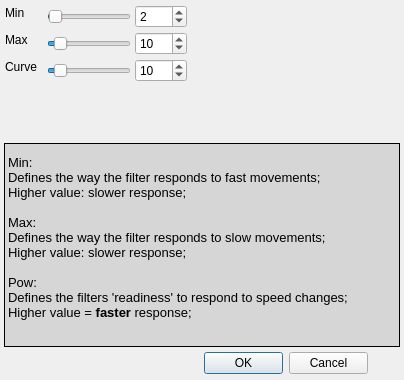
First picture: the form in ftnoir_filter_ewma2/ftnoir_ewma_filtercontrols.ui, repository opentrack/opentrack, before the edit.
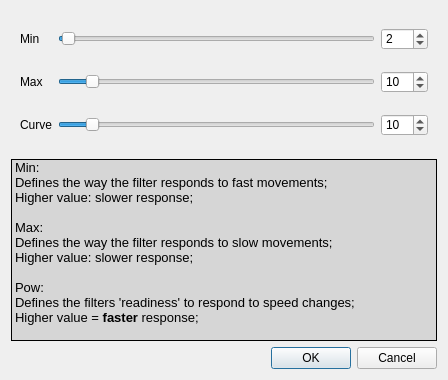
Second picture: the form after the edit. Icons and pictures are not drawn.

Commit message: add ui layouts for legibility's sake

Patch:
```diff
--- a/ftnoir_filter_ewma2/ftnoir_ewma_filtercontrols.ui
+++ b/ftnoir_filter_ewma2/ftnoir_ewma_filtercontrols.ui
@@ -9,16 +9,10 @@
    <rect>
     <x>0</x>
     <y>0</y>
-    <width>404</width>
+    <width>448</width>
     <height>380</height>
    </rect>
   </property>
-  <property name="minimumSize">
-   <size>
-    <width>0</width>
-    <height>380</height>
-   </size>
-  </property>
   <property name="windowTitle">
    <string>EWMA2 filter settings</string>
   </property>
@@ -35,43 +29,240 @@
   <property name="styleSheet">
    <string notr="true"/>
   </property>
-  <widget class="QDialogButtonBox" name="buttonBox">
-   <property name="geometry">
-    <rect>
-     <x>204</x>
-     <y>351</y>
-     <width>164</width>
-     <height>25</height>
-    </rect>
-   </property>
-   <property name="standardButtons">
-    <set>QDialogButtonBox::Cancel|QDialogButtonBox::Ok</set>
-   </property>
-  </widget>
-  <widget class="QLabel" name="label_4">
-   <property name="geometry">
-    <rect>
-     <x>4</x>
-     <y>143</y>
-     <width>396</width>
-     <height>204</height>
-    </rect>
-   </property>
-   <property name="minimumSize">
-    <size>
-     <width>0</width>
-     <height>0</height>
-    </size>
-   </property>
-   <property name="styleSheet">
-    <string notr="true">background-color: rgb(214, 214, 214);
+  <layout class="QVBoxLayout" name="verticalLayout">
+   <item>
+    <widget class="QFrame" name="frame">
+     <layout class="QGridLayout" name="gridLayout_2">
+      <property name="topMargin">
+       <number>2</number>
+      </property>
+      <property name="bottomMargin">
+       <number>2</number>
+      </property>
+      <item row="0" column="0">
+       <widget class="QLabel" name="lblInvert1_6">
+        <property name="sizePolicy">
+         <sizepolicy hsizetype="Preferred" vsizetype="Maximum">
+          <horstretch>0</horstretch>
+          <verstretch>0</verstretch>
+         </sizepolicy>
+        </property>
+        <property name="minimumSize">
+         <size>
+          <width>0</width>
+          <height>0</height>
+         </size>
+        </property>
+        <property name="styleSheet">
+         <string notr="true"/>
+        </property>
+        <property name="text">
+         <string>Min</string>
+        </property>
+       </widget>
+      </item>
+      <item row="0" column="1">
+       <widget class="QSlider" name="minSmooth">
+        <property name="sizePolicy">
+         <sizepolicy hsizetype="MinimumExpanding" vsizetype="Preferred">
+          <horstretch>0</horstretch>
+          <verstretch>0</verstretch>
+         </sizepolicy>
+        </property>
+        <property name="minimum">
+         <number>1</number>
+        </property>
+        <property name="maximum">
+         <number>100</number>
+        </property>
+        <property name="pageStep">
+         <number>5</number>
+        </property>
+        <property name="value">
+         <number>2</number>
+        </property>
+        <property name="orientation">
+         <enum>Qt::Horizontal</enum>
+        </property>
+        <property name="tickPosition">
+         <enum>QSlider::NoTicks</enum>
+        </property>
+       </widget>
+      </item>
+      <item row="0" column="2">
+       <widget class="QSpinBox" name="spinMinSmooth">
+        <property name="sizePolicy">
+         <sizepolicy hsizetype="Maximum" vsizetype="Preferred">
+          <horstretch>0</horstretch>
+          <verstretch>0</verstretch>
+         </sizepolicy>
+        </property>
+        <property name="styleSheet">
+         <string notr="true">background:none;</string>
+        </property>
+        <property name="minimum">
+         <number>1</number>
+        </property>
+        <property name="maximum">
+         <number>120</number>
+        </property>
+        <property name="singleStep">
+         <number>5</number>
+        </property>
+        <property name="value">
+         <number>2</number>
+        </property>
+       </widget>
+      </item>
+      <item row="1" column="0">
+       <widget class="QLabel" name="lblInvert1_7">
+        <property name="sizePolicy">
+         <sizepolicy hsizetype="Preferred" vsizetype="Maximum">
+          <horstretch>0</horstretch>
+          <verstretch>0</verstretch>
+         </sizepolicy>
+        </property>
+        <property name="styleSheet">
+         <string notr="true"/>
+        </property>
+        <property name="text">
+         <string>Max</string>
+        </property>
+       </widget>
+      </item>
+      <item row="1" column="1">
+       <widget class="QSlider" name="maxSmooth">
+        <property name="sizePolicy">
+         <sizepolicy hsizetype="MinimumExpanding" vsizetype="Preferred">
+          <horstretch>0</horstretch>
+          <verstretch>0</verstretch>
+         </sizepolicy>
+        </property>
+        <property name="minimum">
+         <number>1</number>
+        </property>
+        <property name="maximum">
+         <number>100</number>
+        </property>
+        <property name="pageStep">
+         <number>5</number>
+        </property>
+        <property name="value">
+         <number>10</number>
+        </property>
+        <property name="orientation">
+         <enum>Qt::Horizontal</enum>
+        </property>
+        <property name="tickPosition">
+         <enum>QSlider::NoTicks</enum>
+        </property>
+       </widget>
+      </item>
+      <item row="1" column="2">
+       <widget class="QSpinBox" name="spinMaxSmooth">
+        <property name="sizePolicy">
+         <sizepolicy hsizetype="Maximum" vsizetype="Preferred">
+          <horstretch>0</horstretch>
+          <verstretch>0</verstretch>
+         </sizepolicy>
+        </property>
+        <property name="styleSheet">
+         <string notr="true">background:none;</string>
+        </property>
+        <property name="minimum">
+         <number>1</number>
+        </property>
+        <property name="maximum">
+         <number>120</number>
+        </property>
+        <property name="singleStep">
+         <number>5</number>
+        </property>
+        <property name="value">
+         <number>10</number>
+        </property>
+       </widget>
+      </item>
+      <item row="2" column="0">
+       <widget class="QLabel" name="lblInvert1_8">
+        <property name="sizePolicy">
+         <sizepolicy hsizetype="Preferred" vsizetype="Maximum">
+          <horstretch>0</horstretch>
+          <verstretch>0</verstretch>
+         </sizepolicy>
+        </property>
+        <property name="styleSheet">
+         <string notr="true"/>
+        </property>
+        <property name="text">
+         <string>Curve</string>
+        </property>
+       </widget>
+      </item>
+      <item row="2" column="1">
+       <widget class="QSlider" name="powCurve">
+        <property name="sizePolicy">
+         <sizepolicy hsizetype="MinimumExpanding" vsizetype="Preferred">
+          <horstretch>0</horstretch>
+          <verstretch>0</verstretch>
+         </sizepolicy>
+        </property>
+        <property name="minimum">
+         <number>1</number>
+        </property>
+        <property name="maximum">
+         <number>100</number>
+        </property>
+        <property name="pageStep">
+         <number>5</number>
+        </property>
+        <property name="value">
+         <number>10</number>
+        </property>
+        <property name="orientation">
+         <enum>Qt::Horizontal</enum>
+        </property>
+        <property name="tickPosition">
+         <enum>QSlider::NoTicks</enum>
+        </property>
+       </widget>
+      </item>
+      <item row="2" column="2">
+       <widget class="QSpinBox" name="spinPowCurve">
+        <property name="sizePolicy">
+         <sizepolicy hsizetype="Maximum" vsizetype="Preferred">
+          <horstretch>0</horstretch>
+          <verstretch>0</verstretch>
+         </sizepolicy>
+        </property>
+        <property name="styleSheet">
+         <string notr="true">background:none;</string>
+        </property>
+        <property name="maximum">
+         <number>100</number>
+        </property>
+        <property name="singleStep">
+         <number>5</number>
+        </property>
+        <property name="value">
+         <number>10</number>
+        </property>
+       </widget>
+      </item>
+     </layout>
+    </widget>
+   </item>
+   <item>
+    <widget class="QLabel" name="label_4">
+     <property name="styleSheet">
+      <string notr="true">background-color: rgb(214, 214, 214);
 border-color: rgb(0, 0, 0);</string>
-   </property>
-   <property name="frameShape">
-    <enum>QFrame::Box</enum>
-   </property>
-   <property name="text">
-    <string>&lt;!DOCTYPE HTML PUBLIC &quot;-//W3C//DTD HTML 4.0//EN&quot; &quot;http://www.w3.org/TR/REC-html40/strict.dtd&quot;&gt;
+     </property>
+     <property name="frameShape">
+      <enum>QFrame::Box</enum>
+     </property>
+     <property name="text">
+      <string>&lt;!DOCTYPE HTML PUBLIC &quot;-//W3C//DTD HTML 4.0//EN&quot; &quot;http://www.w3.org/TR/REC-html40/strict.dtd&quot;&gt;
 &lt;html&gt;&lt;head&gt;&lt;meta name=&quot;qrichtext&quot; content=&quot;1&quot; /&gt;&lt;style type=&quot;text/css&quot;&gt;
 p, li { white-space: pre-wrap; }
 &lt;/style&gt;&lt;/head&gt;&lt;body style=&quot; font-family:'Sans Serif'; font-size:10pt; font-weight:400; font-style:normal;&quot;&gt;
@@ -87,287 +278,20 @@
 &lt;p style=&quot; margin-top:0px; margin-bottom:0px; margin-left:0px; margin-right:0px; -qt-block-indent:0; text-indent:0px;&quot;&gt;&lt;span style=&quot; font-family:'MS Shell Dlg 2';&quot;&gt;Defines the filters 'readiness' to respond to speed changes;&lt;/span&gt;&lt;/p&gt;
 &lt;p style=&quot; margin-top:0px; margin-bottom:0px; margin-left:0px; margin-right:0px; -qt-block-indent:0; text-indent:0px;&quot;&gt;&lt;span style=&quot; font-family:'MS Shell Dlg 2';&quot;&gt;Higher value = &lt;/span&gt;&lt;span style=&quot; font-family:'MS Shell Dlg 2'; font-weight:600;&quot;&gt;faster&lt;/span&gt;&lt;span style=&quot; font-family:'MS Shell Dlg 2';&quot;&gt; response;&lt;/span&gt;&lt;/p&gt;
 &lt;p style=&quot;-qt-paragraph-type:empty; margin-top:0px; margin-bottom:0px; margin-left:0px; margin-right:0px; -qt-block-indent:0; text-indent:0px; font-family:'MS Shell Dlg 2';&quot;&gt;&lt;br /&gt;&lt;/p&gt;&lt;/body&gt;&lt;/html&gt;</string>
-   </property>
-   <property name="margin">
-    <number>5</number>
-   </property>
-  </widget>
-  <widget class="QLabel" name="lblInvert1_6">
-   <property name="geometry">
-    <rect>
-     <x>5</x>
-     <y>5</y>
-     <width>27</width>
-     <height>16</height>
-    </rect>
-   </property>
-   <property name="minimumSize">
-    <size>
-     <width>0</width>
-     <height>0</height>
-    </size>
-   </property>
-   <property name="maximumSize">
-    <size>
-     <width>16777215</width>
-     <height>16777215</height>
-    </size>
-   </property>
-   <property name="styleSheet">
-    <string notr="true"/>
-   </property>
-   <property name="text">
-    <string>Min</string>
-   </property>
-  </widget>
-  <widget class="QSlider" name="maxSmooth">
-   <property name="geometry">
-    <rect>
-     <x>47</x>
-     <y>32</y>
-     <width>84</width>
-     <height>23</height>
-    </rect>
-   </property>
-   <property name="minimumSize">
-    <size>
-     <width>45</width>
-     <height>15</height>
-    </size>
-   </property>
-   <property name="minimum">
-    <number>1</number>
-   </property>
-   <property name="maximum">
-    <number>100</number>
-   </property>
-   <property name="pageStep">
-    <number>10</number>
-   </property>
-   <property name="value">
-    <number>10</number>
-   </property>
-   <property name="orientation">
-    <enum>Qt::Horizontal</enum>
-   </property>
-   <property name="tickPosition">
-    <enum>QSlider::NoTicks</enum>
-   </property>
-  </widget>
-  <widget class="QSpinBox" name="spinMaxSmooth">
-   <property name="geometry">
-    <rect>
-     <x>135</x>
-     <y>32</y>
-     <width>52</width>
-     <height>23</height>
-    </rect>
-   </property>
-   <property name="minimumSize">
-    <size>
-     <width>40</width>
-     <height>22</height>
-    </size>
-   </property>
-   <property name="styleSheet">
-    <string notr="true">background:none;</string>
-   </property>
-   <property name="minimum">
-    <number>1</number>
-   </property>
-   <property name="maximum">
-    <number>120</number>
-   </property>
-   <property name="singleStep">
-    <number>5</number>
-   </property>
-   <property name="value">
-    <number>10</number>
-   </property>
-  </widget>
-  <widget class="QSpinBox" name="spinPowCurve">
-   <property name="geometry">
-    <rect>
-     <x>135</x>
-     <y>59</y>
-     <width>52</width>
-     <height>23</height>
-    </rect>
-   </property>
-   <property name="minimumSize">
-    <size>
-     <width>40</width>
-     <height>22</height>
-    </size>
-   </property>
-   <property name="styleSheet">
-    <string notr="true">background:none;</string>
-   </property>
-   <property name="maximum">
-    <number>100</number>
-   </property>
-   <property name="singleStep">
-    <number>5</number>
-   </property>
-   <property name="value">
-    <number>10</number>
-   </property>
-  </widget>
-  <widget class="QSlider" name="powCurve">
-   <property name="geometry">
-    <rect>
-     <x>47</x>
-     <y>59</y>
-     <width>84</width>
-     <height>23</height>
-    </rect>
-   </property>
-   <property name="minimumSize">
-    <size>
-     <width>45</width>
-     <height>15</height>
-    </size>
-   </property>
-   <property name="minimum">
-    <number>1</number>
-   </property>
-   <property name="maximum">
-    <number>100</number>
-   </property>
-   <property name="pageStep">
-    <number>10</number>
-   </property>
-   <property name="value">
-    <number>10</number>
-   </property>
-   <property name="orientation">
-    <enum>Qt::Horizontal</enum>
-   </property>
-   <property name="tickPosition">
-    <enum>QSlider::NoTicks</enum>
-   </property>
-  </widget>
-  <widget class="QLabel" name="lblInvert1_8">
-   <property name="geometry">
-    <rect>
-     <x>5</x>
-     <y>59</y>
-     <width>38</width>
-     <height>16</height>
-    </rect>
-   </property>
-   <property name="minimumSize">
-    <size>
-     <width>0</width>
-     <height>0</height>
-    </size>
-   </property>
-   <property name="maximumSize">
-    <size>
-     <width>16777215</width>
-     <height>16777215</height>
-    </size>
-   </property>
-   <property name="styleSheet">
-    <string notr="true"/>
-   </property>
-   <property name="text">
-    <string>Curve</string>
-   </property>
-  </widget>
-  <widget class="QLabel" name="lblInvert1_7">
-   <property name="geometry">
-    <rect>
-     <x>5</x>
-     <y>32</y>
-     <width>32</width>
-     <height>16</height>
-    </rect>
-   </property>
-   <property name="minimumSize">
-    <size>
-     <width>0</width>
-     <height>0</height>
-    </size>
-   </property>
-   <property name="maximumSize">
-    <size>
-     <width>16777215</width>
-     <height>16777215</height>
-    </size>
-   </property>
-   <property name="styleSheet">
-    <string notr="true"/>
-   </property>
-   <property name="text">
-    <string>Max</string>
-   </property>
-  </widget>
-  <widget class="QSlider" name="minSmooth">
-   <property name="geometry">
-    <rect>
-     <x>47</x>
-     <y>5</y>
-     <width>84</width>
-     <height>23</height>
-    </rect>
-   </property>
-   <property name="minimumSize">
-    <size>
-     <width>45</width>
-     <height>15</height>
-    </size>
-   </property>
-   <property name="minimum">
-    <number>1</number>
-   </property>
-   <property name="maximum">
-    <number>100</number>
-   </property>
-   <property name="pageStep">
-    <number>10</number>
-   </property>
-   <property name="value">
-    <number>2</number>
-   </property>
-   <property name="orientation">
-    <enum>Qt::Horizontal</enum>
-   </property>
-   <property name="tickPosition">
-    <enum>QSlider::NoTicks</enum>
-   </property>
-  </widget>
-  <widget class="QSpinBox" name="spinMinSmooth">
-   <property name="geometry">
-    <rect>
-     <x>135</x>
-     <y>5</y>
-     <width>52</width>
-     <height>23</height>
-    </rect>
-   </property>
-   <property name="minimumSize">
-    <size>
-     <width>40</width>
-     <height>22</height>
-    </size>
-   </property>
-   <property name="styleSheet">
-    <string notr="true">background:none;</string>
-   </property>
-   <property name="minimum">
-    <number>1</number>
-   </property>
-   <property name="maximum">
-    <number>120</number>
-   </property>
-   <property name="singleStep">
-    <number>5</number>
-   </property>
-   <property name="value">
-    <number>2</number>
-   </property>
-  </widget>
+     </property>
+     <property name="margin">
+      <number>5</number>
+     </property>
+    </widget>
+   </item>
+   <item>
+    <widget class="QDialogButtonBox" name="buttonBox">
+     <property name="standardButtons">
+      <set>QDialogButtonBox::Cancel|QDialogButtonBox::Ok</set>
+     </property>
+    </widget>
+   </item>
+  </layout>
  </widget>
  <resources>
   <include location="ewma-filter.qrc"/>
```
Left out of the diff: 99 changed lines with no effect on the pictures.
